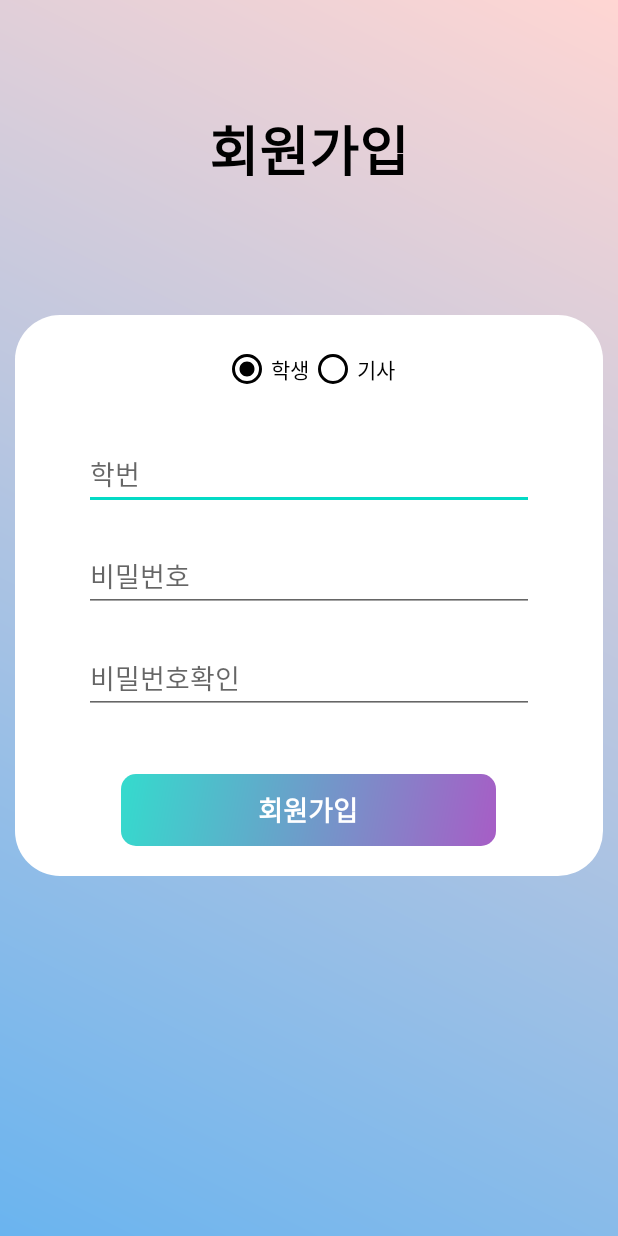
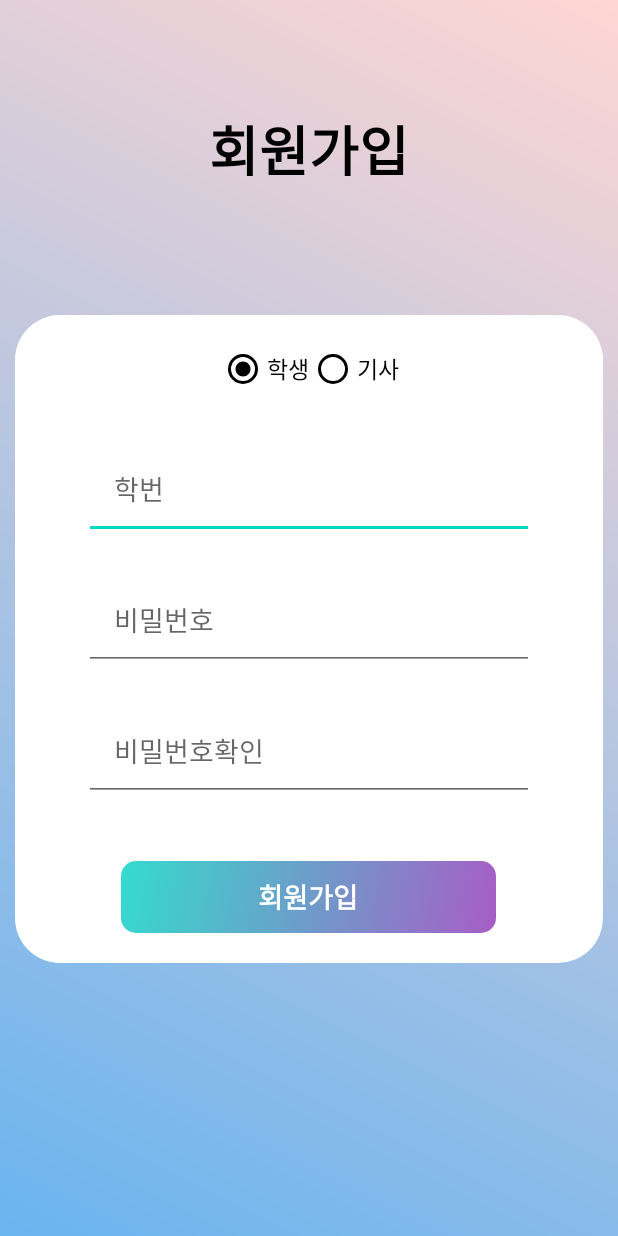
Before and after one commit to DongHwan97/SunmoonBus, an Android app: the layout activity_sign_up.xml on its own in the app's theme, with its tools: preview values and no code run, on a phone screen of 412 x 824 dp. Run offline under Robolectric (Android 15) with nearby library versions, the phone set to English and light mode, and no system bars.

Commit message:
find_pw, login, sign_up, tag//xml 수정_2 colors, styles//xml 수정_1

```diff
--- a/app/src/main/res/layout/activity_sign_up.xml
+++ b/app/src/main/res/layout/activity_sign_up.xml
@@ -38,14 +38,16 @@
                 android:layout_height="wrap_content"
                 android:buttonTint="#000000"
                 android:checked="true"
-                android:text="학생" />
+                android:text="학생"
+                android:textSize="15sp" />
 
             <RadioButton
                 android:id="@+id/rdoBtnDriver"
                 android:layout_width="wrap_content"
                 android:layout_height="wrap_content"
                 android:buttonTint="#000000"
-                android:text="기사" />
+                android:text="기사"
+                android:textSize="15sp" />
 
         </RadioGroup>
 
@@ -54,27 +56,31 @@
             android:layout_width="300dp"
             android:layout_height="wrap_content"
             android:layout_margin="10dp"
-            android:ems="10"
             android:hint="학번"
-            android:inputType="textPersonName" />
+            android:digits="1234567890"
+            android:inputType="number"
+            android:maxLength="11"
+            android:padding="30px" />
 
         <EditText
             android:id="@+id/pwEditText"
             android:layout_width="300dp"
             android:layout_height="wrap_content"
             android:layout_margin="10dp"
-            android:ems="10"
+            android:maxLength="20"
             android:hint="비밀번호"
-            android:inputType="textPassword" />
+            android:inputType="textPassword"
+            android:padding="30px" />
 
         <EditText
             android:id="@+id/pwEditTextCheck"
             android:layout_width="300dp"
             android:layout_height="wrap_content"
             android:layout_margin="10dp"
-            android:ems="10"
+            android:maxLength="20"
             android:hint="비밀번호확인"
-            android:inputType="textPassword" />
+            android:inputType="textPassword"
+            android:padding="30px" />
 
         <Button
             android:id="@+id/loginButton"
--- a/app/src/main/res/values/colors.xml
+++ b/app/src/main/res/values/colors.xml
@@ -1,6 +1,5 @@
 <?xml version="1.0" encoding="utf-8"?>
 <resources>
-    <color name="colorPrimary">#6200EE</color>
-    <color name="colorPrimaryDark">#3700B3</color>
+    <color name="colorPrimaryDark">#7CDCE8</color>
     <color name="colorAccent">#03DAC5</color>
 </resources>
--- a/app/src/main/res/values/styles.xml
+++ b/app/src/main/res/values/styles.xml
@@ -2,9 +2,11 @@
     <!-- Base application theme. -->
     <style name="AppTheme" parent="Theme.AppCompat.Light.DarkActionBar">
         <!-- Customize your theme here. -->
-        <item name="colorPrimary">@color/colorPrimary</item>
         <item name="colorPrimaryDark">@color/colorPrimaryDark</item>
         <item name="colorAccent">@color/colorAccent</item>
+
+        <!-- No Title Bar -->
+        <item name="windowActionBar">false</item>
+        <item name="windowNoTitle">true </item>
     </style>
-
 </resources>
```
Also changed, not shown: app/src/main/res/layout/activity_find_pw.xml (+11 -6 lines), app/src/main/res/layout/activity_login.xml (+13 -11 lines).
